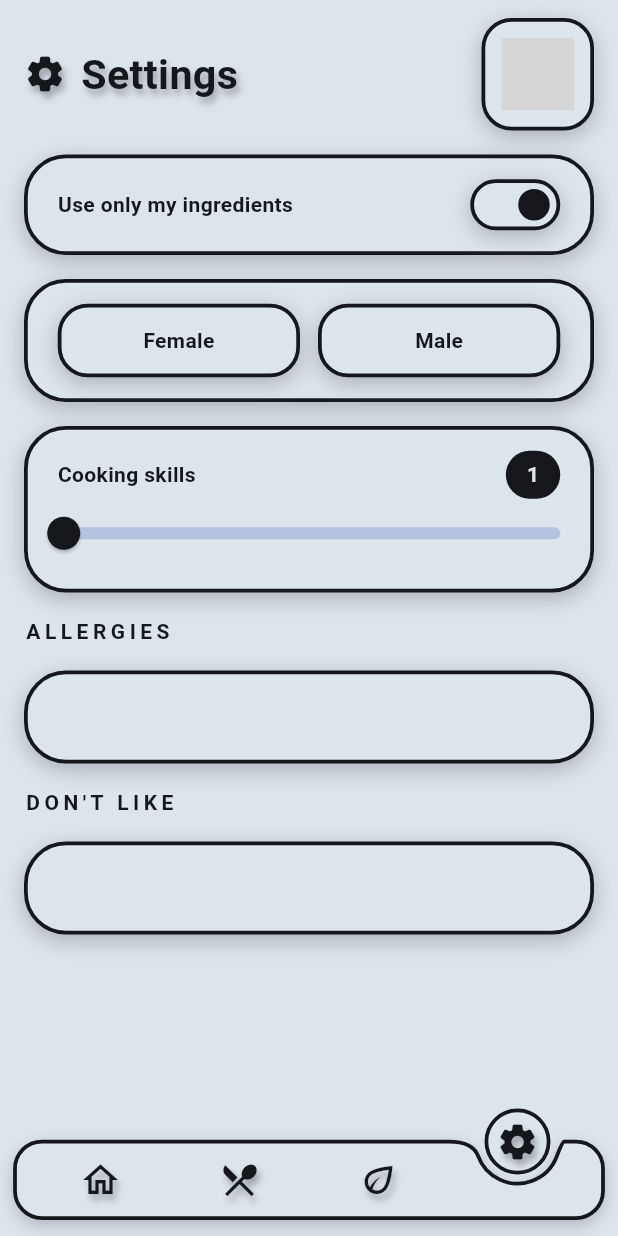
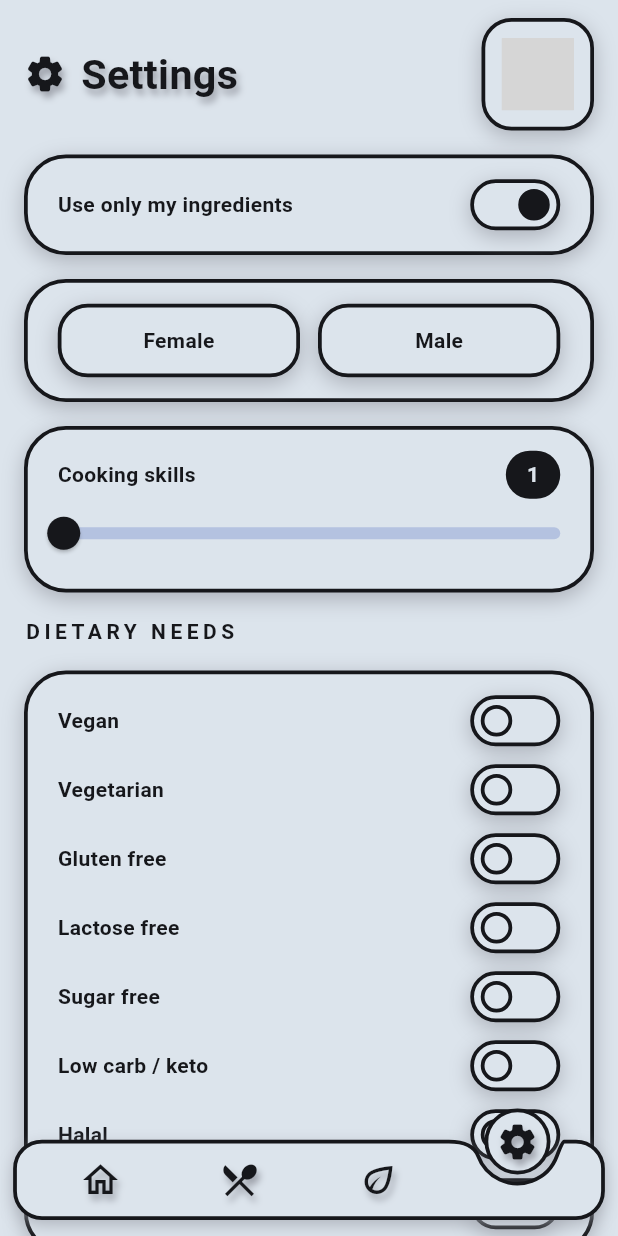
Before and after one commit to denissavishchev/young_chef, a Flutter app: the screen it shows after launch, swiped to page 4, on a phone screen of 412 x 824 dp. Run offline on Flutter 3.47's test engine with Material 3 defaults, Android fonts, the phone set to English and light mode, and no system bars; our stand-ins replace easy_localization, flutter_dotenv, flutter_screenutil, flutter_spinkit, google_generative_ai, hive_ce_flutter and 4 more; missing offline and left inert: alarm, country_flags; accounts and stored records are empty; grey boxes are pictures that could not be loaded.

Commit message:
languages fix, settings screen new settings added, app store,

```diff
--- a/assets/translations/en-US.json
+++ b/assets/translations/en-US.json
@@ -17,10 +17,19 @@
   "timeForCooking": "Time for cooking {} min",
   "timeLabel": "Time",
   "minUnit": "min",
-  "isVegan": "Vegan",
   "male": "Male",
   "female": "Female",
   "cookingSkills": "Cooking skills",
+  "diet_vegan": "Vegan",
+  "diet_vegetarian": "Vegetarian",
+  "diet_glutenFree": "Gluten free",
+  "diet_lactoseFree": "Lactose free",
+  "diet_sugarFree": "Sugar free",
+  "diet_lowCarb": "Low carb / keto",
+  "diet_halal": "Halal",
+  "diet_kosher": "Kosher",
+  "dietary": "Dietary needs",
+  "continueRecipe": "Continue current recipe",
   "allergies": "Allergies",
   "notLike": "Don't like",
   "thisFieldCannotBeEmpty": "This field cannot be empty",
--- a/assets/translations/pl-PL.json
+++ b/assets/translations/pl-PL.json
@@ -17,10 +17,19 @@
   "timeForCooking": "Czas gotowania {} min",
   "timeLabel": "Czas",
   "minUnit": "min",
-  "isVegan": "Wegańskie",
   "male": "Mężczyzna",
   "female": "Kobieta",
   "cookingSkills": "Umiejętności kulinarne",
+  "diet_vegan": "Wegańskie",
+  "diet_vegetarian": "Wegetariańskie",
+  "diet_glutenFree": "Bez glutenu",
+  "diet_lactoseFree": "Bez laktozy",
+  "diet_sugarFree": "Bez cukru",
+  "diet_lowCarb": "Niskowęglowodanowe / keto",
+  "diet_halal": "Halal",
+  "diet_kosher": "Koszerne",
+  "dietary": "Dieta i ograniczenia",
+  "continueRecipe": "Kontynuuj aktualny przepis",
   "allergies": "Alergie",
   "notLike": "Nie lubię",
   "thisFieldCannotBeEmpty": "To pole nie może być puste",
--- a/assets/translations/ru-RU.json
+++ b/assets/translations/ru-RU.json
@@ -17,10 +17,19 @@
   "timeForCooking": "Время приготовления {} мин",
   "timeLabel": "Время",
   "minUnit": "мин",
-  "isVegan": "Веганский",
   "male": "Мужчина",
   "female": "Женщина",
   "cookingSkills": "Кулинарные навыки",
+  "diet_vegan": "Веганское",
+  "diet_vegetarian": "Вегетарианское",
+  "diet_glutenFree": "Без глютена",
+  "diet_lactoseFree": "Без лактозы",
+  "diet_sugarFree": "Без сахара",
+  "diet_lowCarb": "Низкоуглеводное / кето",
+  "diet_halal": "Халяль",
+  "diet_kosher": "Кошерное",
+  "dietary": "Диета и ограничения",
+  "continueRecipe": "Продолжить текущий рецепт",
   "allergies": "Аллергии",
   "notLike": "Не нравится",
   "thisFieldCannotBeEmpty": "Это поле не может быть пустым",
--- a/lib/constants.dart
+++ b/lib/constants.dart
@@ -95,3 +95,31 @@ final _gramUnit = RegExp(r'(?<=\d)\s*(g|gr|г)\b', caseSensitive: false);
 String localizeUnits(String value) => value
     .replaceAll(_kcalUnit, 'kcalUnit'.tr())
     .replaceAllMapped(_gramUnit, (_) => ' ${'gramUnit'.tr()}');
+
+/// Full English name of the app language, for model prompts (a bare code like
+/// "pl" is easily overridden by a prompt written in another language).
+String promptLanguage(BuildContext context) =>
+    switch (context.locale.languageCode) {
+      'pl' => 'Polish (polski)',
+      'ru' => 'Russian (русский)',
+      _ => 'English',
+    };
+
+/// Dietary restrictions the user can switch on in settings: id -> prompt rule.
+const kDietPrompts = <String, String>{
+  'vegan':
+      'Dieta wegańska: przepis w 100% wegański — żadnych produktów pochodzenia zwierzęcego (mięso, ryby, nabiał, jajka, miód itp.).',
+  'vegetarian':
+      'Dieta wegetariańska: bez mięsa, drobiu, ryb i owoców morza (nabiał i jajka są dozwolone).',
+  'glutenFree':
+      'Bez glutenu: żadnej pszenicy, żyta, jęczmienia, owsa niecertyfikowanego ani produktów je zawierających (zwykły makaron, chleb, mąka, bułka tarta, sos sojowy).',
+  'lactoseFree':
+      'Bez laktozy: żadnego mleka, śmietany, jogurtu, sera, masła ani innych produktów z laktozą (dozwolone zamienniki roślinne lub produkty bezlaktozowe).',
+  'sugarFree':
+      'Bez cukru: żadnego dodanego cukru, miodu, syropów ani słodzików cukrowych.',
+  'lowCarb':
+      'Niskowęglowodanowa / keto: minimum węglowodanów, bez makaronu, ryżu, ziemniaków, chleba i cukru.',
+  'halal': 'Halal: bez wieprzowiny, alkoholu i produktów niezgodnych z halal.',
+  'kosher':
+      'Koszerne: bez wieprzowiny i owoców morza, bez łączenia mięsa z nabiałem.',
+};
--- a/lib/main.dart
+++ b/lib/main.dart
@@ -44,6 +44,7 @@ void main() async {
   await Alarm.init();
   await Hive.initFlutter();
   await Hive.openBox(FavoritesProvider.boxName);
+  await FavoritesProvider.init();
   runApp(
     EasyLocalization(
       supportedLocales: const [
--- a/lib/screens/favorites_screen.dart
+++ b/lib/screens/favorites_screen.dart
@@ -88,8 +88,7 @@ class _FavoriteTile extends StatelessWidget {
     return GestureDetector(
       onTap: () {
         final data = context.read<MainProvider>();
-        data.answer = recipe;
-        data.favoriteId = favorite.id;
+        data.openRecipe(recipe, id: favorite.id);
         Navigator.push(
           context,
           MaterialPageRoute(builder: (_) => const RecipeScreen()),
@@ -143,8 +142,6 @@ class _FavoriteTile extends StatelessWidget {
                             label: '${recipe.cookingTime} ${'minUnit'.tr()}',
                             color: kLine,
                           ),
-                        if (recipe.isVegan)
-                          _Pill(label: 'vegan'.tr(), color: kLine),
                       ],
                     ),
                   ],
--- a/lib/screens/settings_screen.dart
+++ b/lib/screens/settings_screen.dart
@@ -137,6 +137,26 @@ class SettingsScreen extends StatelessWidget {
                         ],
                       ),
                     ),
+                    Text('dietary'.tr().toUpperCase(), style: title),
+                    _Tile(
+                      child: Column(
+                        spacing: 12,
+                        children: [
+                          for (final diet in kDietPrompts.keys)
+                            Row(
+                              children: [
+                                Expanded(
+                                  child: Text('diet_$diet'.tr(), style: text),
+                                ),
+                                _Toggle(
+                                  value: data.diets.contains(diet),
+                                  onChanged: (v) => data.setDiet(diet, v),
+                                ),
+                              ],
+                            ),
+                        ],
+                      ),
+                    ),
                     Text('allergies'.tr().toUpperCase(), style: title),
                     _Tile(
                       child: _Field(
```
Also changed, not shown: lib/providers/favorites_provider.dart (+19 -5 lines), lib/providers/main_provider.dart (+56 -12 lines), lib/providers/product_provider.dart (+6 -3 lines), lib/screens/main_screen.dart (+49 -6 lines), 2 other files.
